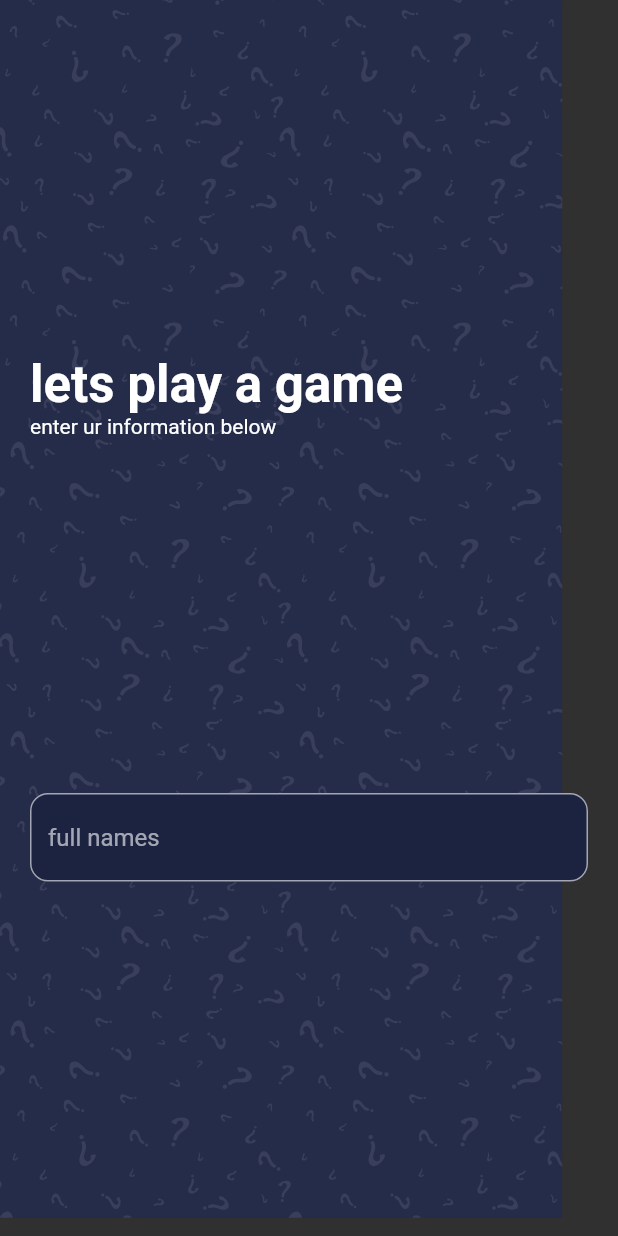
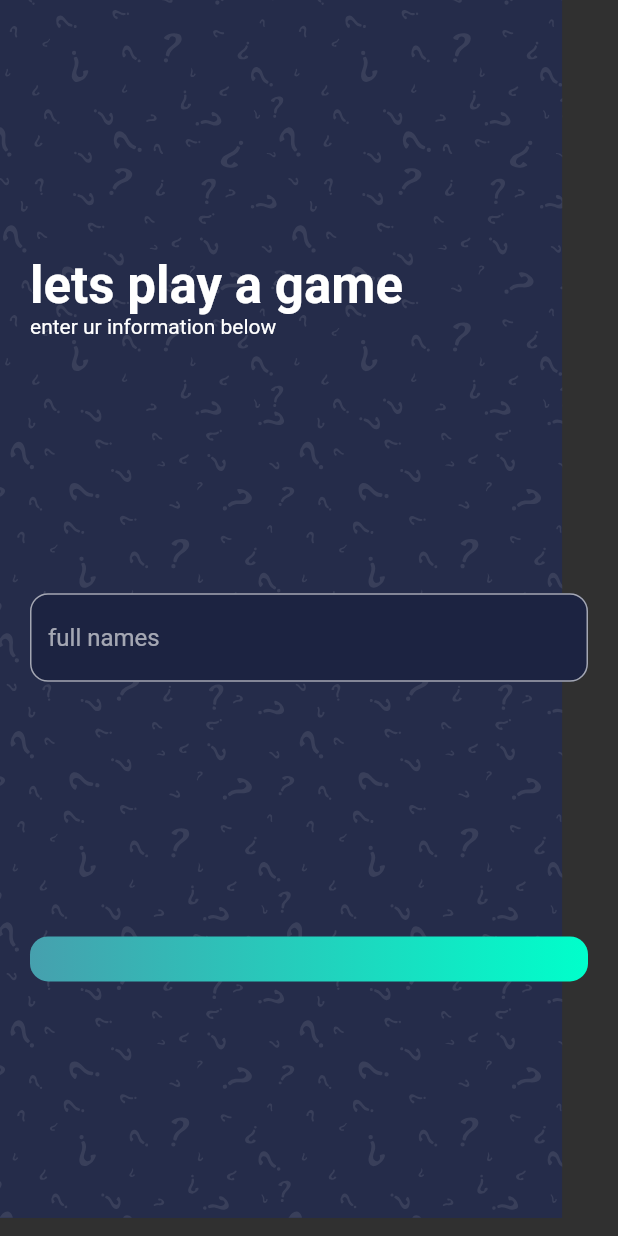
Before and after one commit to victorfrankenstein245/example-app, a Flutter app: the screen it shows after launch, on a phone screen of 412 x 824 dp. Run offline on Flutter 3.47's test engine with Material 2 defaults, Android fonts, the phone set to English and light mode, and no system bars; our stand-ins replace websafe_svg.

Commit message:
--- Auto-Git Commit ---

```diff
--- a/lib/screens/welcome/Welcome_screen.dart
+++ b/lib/screens/welcome/Welcome_screen.dart
@@ -1,6 +1,9 @@
 import 'package:flutter/material.dart';
 import 'package:flutter_example/screens/Constants.dart';
 import 'package:websafe_svg/websafe_svg.dart';
+
+import '../Constants.dart';
+import '../Constants.dart';
 
 class WelcomeScreen extends StatelessWidget {
   @override
@@ -34,7 +37,17 @@ class WelcomeScreen extends StatelessWidget {
                     ),
                   ),
                 ),
-                Spacer()
+                Spacer(),
+                Container(
+                  padding: EdgeInsets.all(kDefaultPadding * 0.75), //15
+                  decoration: BoxDecoration(
+                    gradient: kPrimaryGradient,
+                    borderRadius: BorderRadius.all(
+                      Radius.circular(12),
+                    ),
+                  ),
+                ),
+                Spacer(),
               ],
             ),
           ),
```
Also changed, not shown: .autogit/logs/log-16-2-2021-3-22-48.txt (added), lib/main.dart (line endings or trailing spaces).
